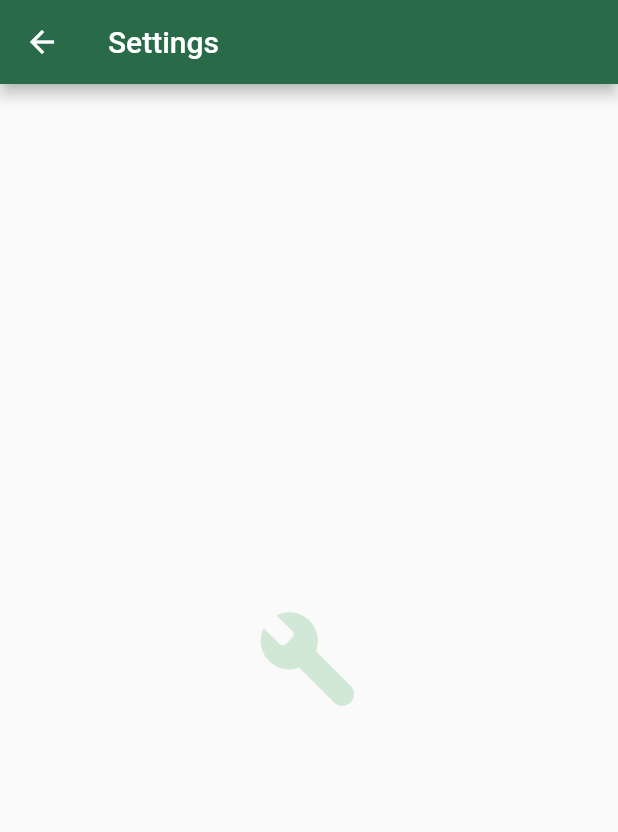
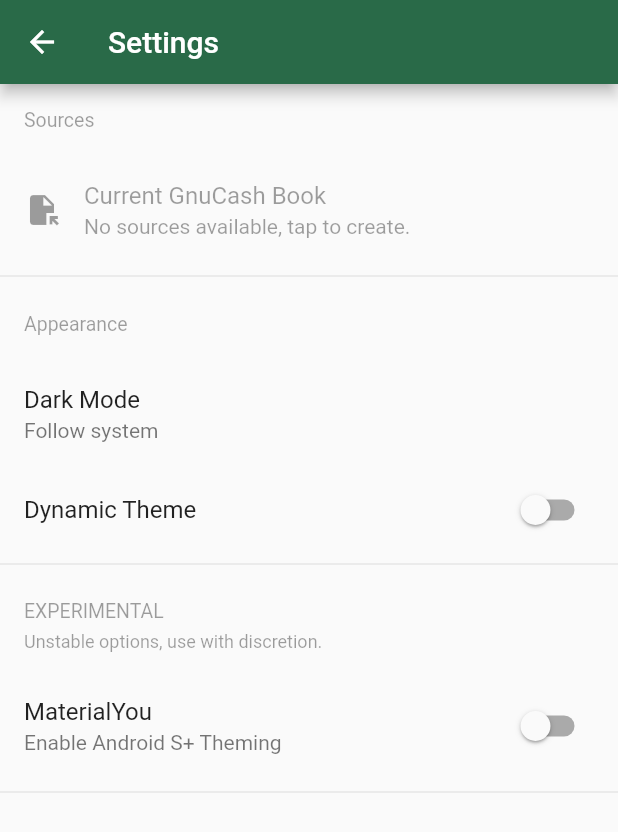
Before and after one commit to aakashhemadri/GnuCashX, a Flutter app: the SettingsView screen opened by its route, on a phone screen of 412 x 824 dp. Shown: the top 832 px of the screen. Run offline on Flutter 3.47's test engine with Material 2 defaults, Android fonts, the phone set to English and light mode, and no system bars; drawn by our look-alikes of dynamic_color; our stand-ins replace freezed_annotation, shared_preferences; accounts and stored records are empty; generated files the repository leaves out were written again.

Commit message:
feat: add theme toggles to SettingsView
Signed-off-by: Aakash Hemadri <aakashhemadri123@gmail.com>

```diff
--- a/lib/view/settings_view.dart
+++ b/lib/view/settings_view.dart
@@ -1,4 +1,10 @@
 import 'package:flutter/material.dart';
+import 'package:provider/provider.dart';
+
+import 'package:gnucashx/widget/widget.dart';
+import 'package:gnucashx/provider/provider.dart';
+import 'package:gnucashx/data/data.dart';
+import 'package:gnucashx/utils/utils.dart';
 
 class SettingsView extends StatelessWidget {
   const SettingsView({Key? key}) : super(key: key);
@@ -7,11 +13,94 @@
   Widget build(BuildContext context) {
     return Scaffold(
       appBar: AppBar(title: const Text('Settings')),
-      body: Center(
-        child: Icon(
-          Icons.build_rounded,
-          size: 70,
-          color: Theme.of(context).colorScheme.secondaryContainer,
+      body: Consumer<SettingsProvider>(
+        builder: (context, settingsProvider, child) => ListView(
+          children: [
+            const ListTile(
+              title: Text('Sources'),
+              enabled: false,
+              dense: true,
+            ),
+            ListTile(
+              enabled: false,
+              title: const Text('Current GnuCash Book'),
+              subtitle: Builder(builder: (context) {
+                if (settingsProvider.settings.current == null) {
+                  return const Text('No sources available, tap to create.');
+                } else {
+                  return Text(settingsProvider.settings.current!.map(
+                      local: (Local value) => value.key,
+                      xml: (XML value) => value.uri.toString(),
+                      sqlite: (SQLite value) => value.uri.toString()));
+                }
+              }),
+              minLeadingWidth: kStyleMinLeadingWidth,
+              leading: const SizedBox(
+                  height: double.infinity, child: Icon(Icons.file_open)),
+            ),
+            kWidgetDivider,
+            const ListTile(
+              title: Text('Appearance'),
+              enabled: false,
+              dense: true,
+            ),
+            ListTile(
+              title: const Text('Dark Mode'),
+              subtitle: Builder(builder: (context) {
+                switch (settingsProvider.settings.theme) {
+                  case ThemeMode.system:
+                    return const Text('Follow system');
+                  case ThemeMode.light:
+                    return const Text('Light');
+                  case ThemeMode.dark:
+                    return const Text('Dark');
+                }
+              }),
+              onTap: () async => await showDialog(
+                  context: context,
+                  builder: (BuildContext context) {
+                    return SimpleDialog(
+                      title: const Text('Select Theme'),
+                      children: <Widget>[
+                        SimpleDialogOption(
+                          child: const Text('Follow system'),
+                          onPressed: () => Navigator.pop(context,
+                              settingsProvider.updateTheme(ThemeMode.system)),
+                        ),
+                        SimpleDialogOption(
+                          child: const Text('Light'),
+                          onPressed: () => Navigator.pop(context,
+                              settingsProvider.updateTheme(ThemeMode.light)),
+                        ),
+                        SimpleDialogOption(
+                          child: const Text('Dark'),
+                          onPressed: () => Navigator.pop(context,
+                              settingsProvider.updateTheme(ThemeMode.dark)),
+                        ),
+                      ],
+                    );
+                  }),
+            ),
+            SwitchListTile(
+                title: const Text('Dynamic Theme'),
+                value: settingsProvider.settings.isDynamic,
+                onChanged: (toggle) =>
+                    settingsProvider.switchDynamicTheme(toggle)),
+            kWidgetDivider,
+            const ListTile(
+              title: Text('EXPERIMENTAL'),
+              subtitle: Text('Unstable options, use with discretion.'),
+              enabled: false,
+              dense: true,
+            ),
+            SwitchListTile(
+                title: const Text('MaterialYou'),
+                subtitle: const Text('Enable Android S+ Theming'),
+                value: settingsProvider.settings.useMaterial3,
+                onChanged: (toggle) =>
+                    settingsProvider.switchMaterialVersion(toggle)),
+            kWidgetDivider,
+          ],
         ),
       ),
     );
```
